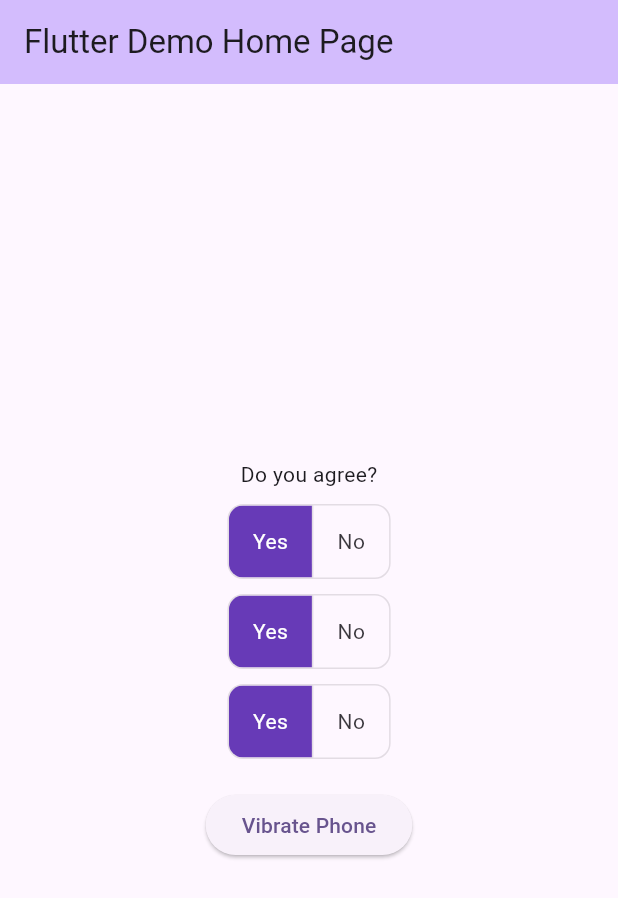
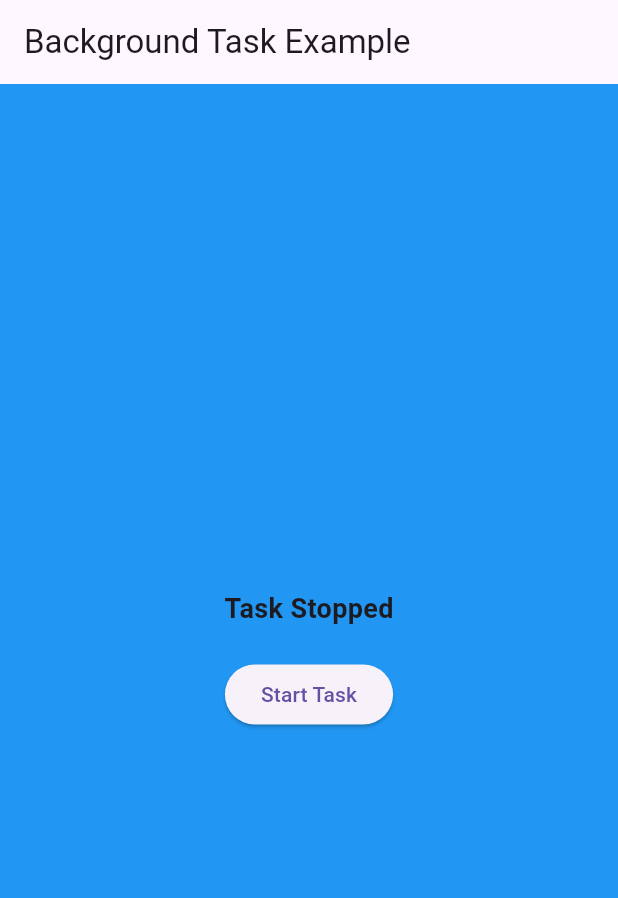
Before and after one commit to ChrisShobe/hack-for-humanity-2025, a Flutter app: the screen it shows after launch, on a phone screen of 412 x 824 dp. Shown: the top 898 px of the screen. Run offline on Flutter 3.47's test engine with Material 3 defaults, Android fonts, the phone set to English and light mode, and no system bars; our stand-ins replace vibration; missing offline and left inert: flutter_background.

Commit message:
background task
started code to have app run in the background

```diff
--- /dev/null
+++ b/app/lib/background.dart
@@ -0,0 +1,93 @@
+import 'dart:async';
+import 'package:flutter/material.dart';
+import 'package:flutter_background/flutter_background.dart';
+
+// Background task
+class BackgroundTaskScreen extends StatefulWidget {
+  const BackgroundTaskScreen({super.key});
+
+  @override
+  _BackgroundTaskScreenState createState() => _BackgroundTaskScreenState();
+}
+
+// State of the background task
+class _BackgroundTaskScreenState extends State<BackgroundTaskScreen> {
+  bool _isRunning = false;
+  Timer? _timer;
+
+  void _startBackgroundTask() async {
+    print("Starting background task");
+
+    // Check if plugin is initialized
+    bool isInitialized = FlutterBackground.isBackgroundExecutionEnabled;
+    if (!isInitialized) {
+      const androidConfig = FlutterBackgroundAndroidConfig(
+        notificationTitle: "Background Task",
+        notificationText: "Listening for sounds...",
+        notificationImportance: AndroidNotificationImportance.normal,
+        enableWifiLock: true,
+      );
+
+      bool hasPermissions =
+          await FlutterBackground.initialize(androidConfig: androidConfig);
+      if (!hasPermissions) {
+        print("Failed to initialize background task");
+        return;
+      }
+    }
+
+    bool success = await FlutterBackground.enableBackgroundExecution();
+    print("Background task enabled: $success");
+    if (success) {
+      setState(() {
+        _isRunning = true;
+      });
+
+      _timer = Timer.periodic(Duration(seconds: 5), (timer) {
+        print("Background task running: ${DateTime.now()}");
+      });
+    } else {
+      print("Failed to enable background task");
+    }
+  }
+
+  void _stopBackgroundTask() {
+    print("Stopping background task");
+    _timer?.cancel();
+    FlutterBackground.disableBackgroundExecution();
+    setState(() {
+      _isRunning = false;
+    });
+  }
+
+  @override
+  void dispose() {
+    _timer?.cancel();
+    super.dispose();
+  }
+
+  @override
+  Widget build(BuildContext context) {
+    return Scaffold(
+      backgroundColor: Colors.blue,
+      appBar: AppBar(title: Text("Background Task Example")),
+      body: Center(
+        child: Column(
+          mainAxisAlignment: MainAxisAlignment.center,
+          children: [
+            Text(
+              _isRunning ? "Task Running..." : "Task Stopped",
+              style: TextStyle(fontSize: 18, fontWeight: FontWeight.bold),
+            ),
+            SizedBox(height: 20),
+            ElevatedButton(
+              onPressed:
+                  _isRunning ? _stopBackgroundTask : _startBackgroundTask,
+              child: Text(_isRunning ? "Stop Task" : "Start Task"),
+            ),
+          ],
+        ),
+      ),
+    );
+  }
+}
--- a/app/lib/main.dart
+++ b/app/lib/main.dart
@@ -1,8 +1,26 @@
 import 'package:flutter/material.dart';
 import 'package:vibration/vibration.dart'; // Import the vibration package
+import 'package:flutter_background/flutter_background.dart';
+import 'package:app/background.dart'; // Import the background task file
 
-void main() {
-  runApp(const MyApp());
+void main() async {
+  WidgetsFlutterBinding.ensureInitialized();
+
+  const androidConfig = FlutterBackgroundAndroidConfig(
+    notificationTitle: "Background Task",
+    notificationText: "Listening for sounds...",
+    notificationImportance: AndroidNotificationImportance.normal,
+    enableWifiLock: true,
+  );
+
+  bool hasPermissions =
+      await FlutterBackground.initialize(androidConfig: androidConfig);
+
+  if (hasPermissions) {
+    await FlutterBackground.enableBackgroundExecution();
+  }
+
+  runApp(MyApp());
 }
 
 class MyApp extends StatelessWidget {
@@ -11,12 +29,12 @@
   @override
   Widget build(BuildContext context) {
     return MaterialApp(
-      title: 'Flutter Demo',
+      debugShowCheckedModeBanner: false,
+      title: 'Background Task Example',
       theme: ThemeData(
-        colorScheme: ColorScheme.fromSeed(seedColor: Colors.deepPurple),
-        useMaterial3: true,
+        primarySwatch: Colors.blue,
       ),
-      home: const MyHomePage(title: 'Flutter Demo Home Page'),
+      home: BackgroundTaskScreen(),
     );
   }
 }
@@ -118,7 +136,8 @@
                 ),
               ],
             ),
-            const SizedBox(height: 20), // Add some space between the counter and button
+            const SizedBox(
+                height: 20), // Add some space between the counter and button
             ElevatedButton(
               onPressed: _vibratePhone, // Vibrates the phone on button press
               child: const Text('Vibrate Phone'),
--- a/app/pubspec.yaml
+++ b/app/pubspec.yaml
@@ -32,7 +32,7 @@ dependencies:
     sdk: flutter
   vibration: ^3.1.3
   torch_light: ^1.1.0
-
+  flutter_background: 1.3.0
   # The following adds the Cupertino Icons font to your application.
   # Use with the CupertinoIcons class for iOS style icons.
   cupertino_icons: ^1.0.8
```
Also changed, not shown: app/pubspec.lock, 1 other file.
